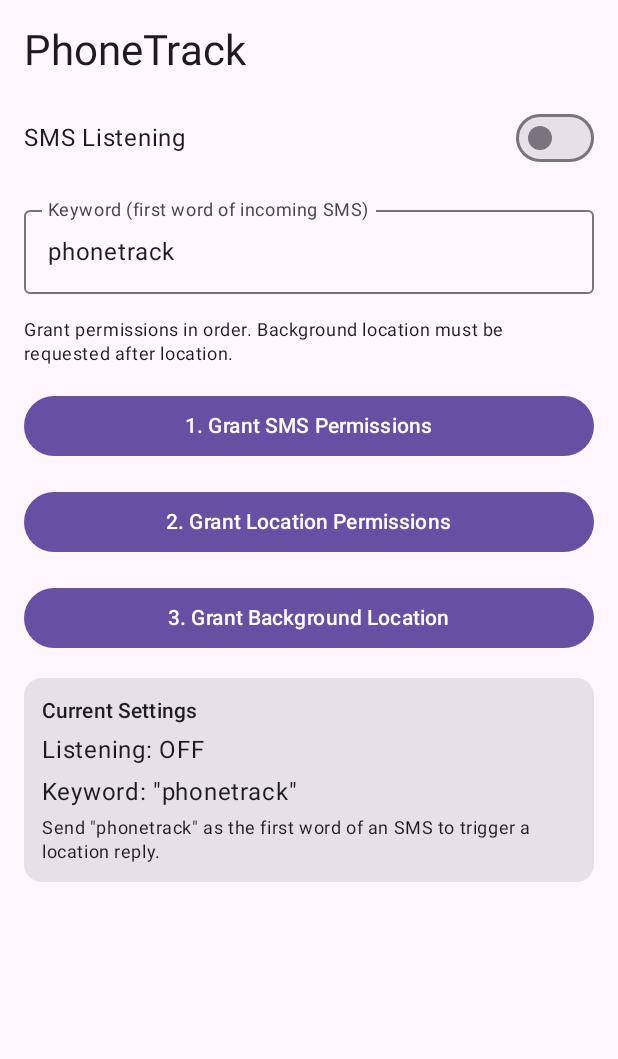
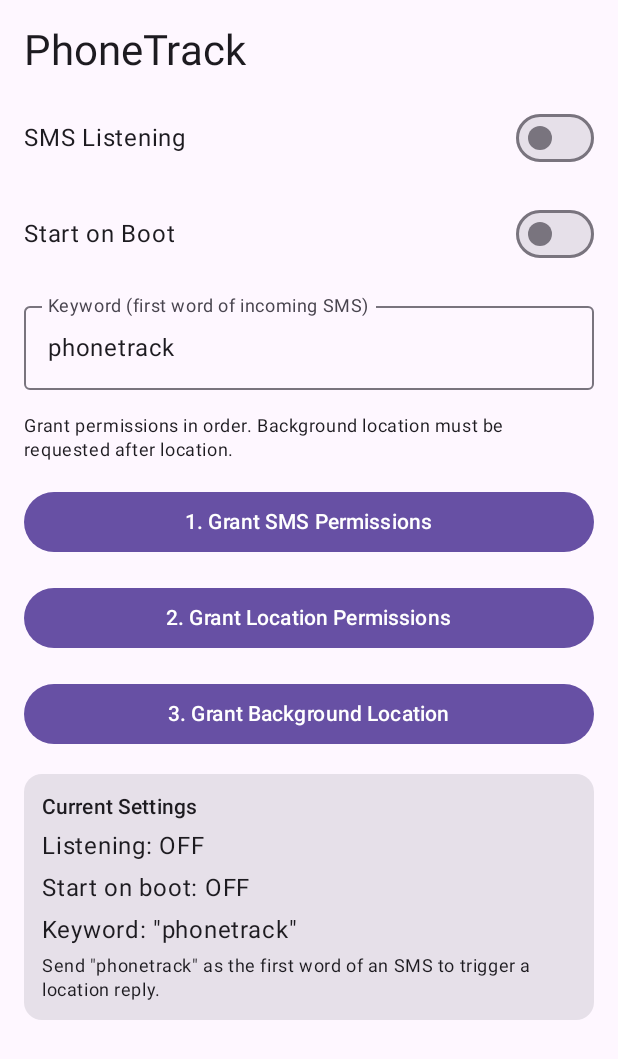
Before and after one commit to gideontek/phonetrack, an Android app built with Jetpack Compose: the screen it shows after launch (MainActivity), on a phone screen of 412 x 824 dp. Shown: the top 1059 px of the screen. Run offline under Robolectric (Android 15) with nearby library versions, the phone set to English and light mode, and no system bars.

Commit message:
feat: add start-on-boot toggle
BootReceiver listens for BOOT_COMPLETED. If the user has enabled
"Start on Boot", it sets sms_enabled = true in SharedPreferences so
SMS listening resumes automatically after a reboot without opening
the app.

Changes:
- BootReceiver.kt: new BroadcastReceiver for ACTION_BOOT_COMPLETED
- AndroidManifest.xml: RECEIVE_BOOT_COMPLETED permission + BootReceiver
  declaration (exported=false; system delivers boot broadcast to
  non-exported receivers)
- MainActivity.kt: auto_start_on_boot StateFlow + setAutoStartOnBoot()
  in ViewModel; "Start on Boot" Switch row in UI; status card updated

New SharedPreferences key: auto_start_on_boot (Boolean, default false)

Co-Authored-By: Claude Sonnet 4.6 <noreply@anthropic.com>

```diff
--- a/phonetrack/app/src/main/kotlin/net/gideontek/phonetrack/MainActivity.kt
+++ b/phonetrack/app/src/main/kotlin/net/gideontek/phonetrack/MainActivity.kt
@@ -66,11 +66,16 @@ class HomeViewModel(app: Application) : AndroidViewModel(app) {
     )
     val keyword: StateFlow<String> = _keyword.asStateFlow()
 
+    private val _autoStartOnBoot = MutableStateFlow(prefs.getBoolean("auto_start_on_boot", false))
+    val autoStartOnBoot: StateFlow<Boolean> = _autoStartOnBoot.asStateFlow()
+
     private val prefListener = SharedPreferences.OnSharedPreferenceChangeListener { _, key ->
         when (key) {
             "sms_enabled" -> _enabled.value = prefs.getBoolean("sms_enabled", false)
             "sms_keyword" -> _keyword.value =
                 prefs.getString("sms_keyword", "phonetrack") ?: "phonetrack"
+            "auto_start_on_boot" -> _autoStartOnBoot.value =
+                prefs.getBoolean("auto_start_on_boot", false)
         }
     }
 
@@ -88,6 +93,11 @@ class HomeViewModel(app: Application) : AndroidViewModel(app) {
         prefs.edit().putString("sms_keyword", value).apply()
     }
 
+    fun setAutoStartOnBoot(value: Boolean) {
+        _autoStartOnBoot.value = value
+        prefs.edit().putBoolean("auto_start_on_boot", value).apply()
+    }
+
     override fun onCleared() {
         super.onCleared()
         prefs.unregisterOnSharedPreferenceChangeListener(prefListener)
@@ -102,6 +112,7 @@ class HomeViewModel(app: Application) : AndroidViewModel(app) {
 fun HomeScreen(vm: HomeViewModel = viewModel()) {
     val enabled by vm.enabled.collectAsState()
     val keyword by vm.keyword.collectAsState()
+    val autoStartOnBoot by vm.autoStartOnBoot.collectAsState()
 
     // Step 3 — background location (must be requested separately on Android 11+)
     val bgLocationLauncher = rememberLauncherForActivityResult(
@@ -141,6 +152,16 @@ fun HomeScreen(vm: HomeViewModel = viewModel()) {
             ) {
                 Text("SMS Listening", style = MaterialTheme.typography.bodyLarge)
                 Switch(checked = enabled, onCheckedChange = { vm.setEnabled(it) })
+            }
+
+            // Start on boot toggle
+            Row(
+                modifier = Modifier.fillMaxWidth(),
+                verticalAlignment = Alignment.CenterVertically,
+                horizontalArrangement = Arrangement.SpaceBetween
+            ) {
+                Text("Start on Boot", style = MaterialTheme.typography.bodyLarge)
+                Switch(checked = autoStartOnBoot, onCheckedChange = { vm.setAutoStartOnBoot(it) })
             }
 
             // Keyword field
@@ -196,6 +217,7 @@ fun HomeScreen(vm: HomeViewModel = viewModel()) {
                 ) {
                     Text("Current Settings", style = MaterialTheme.typography.titleSmall)
                     Text("Listening: ${if (enabled) "ON" else "OFF"}")
+                    Text("Start on boot: ${if (autoStartOnBoot) "ON" else "OFF"}")
                     Text("Keyword: \"$keyword\"")
                     Text(
                         "Send \"$keyword\" as the first word of an SMS to trigger a location reply.",
```
Also changed, not shown: phonetrack/app/src/main/AndroidManifest.xml (+10 -0 lines), phonetrack/app/src/main/kotlin/net/gideontek/phonetrack/BootReceiver.kt (added, +21 -0 lines), 1 other file.
